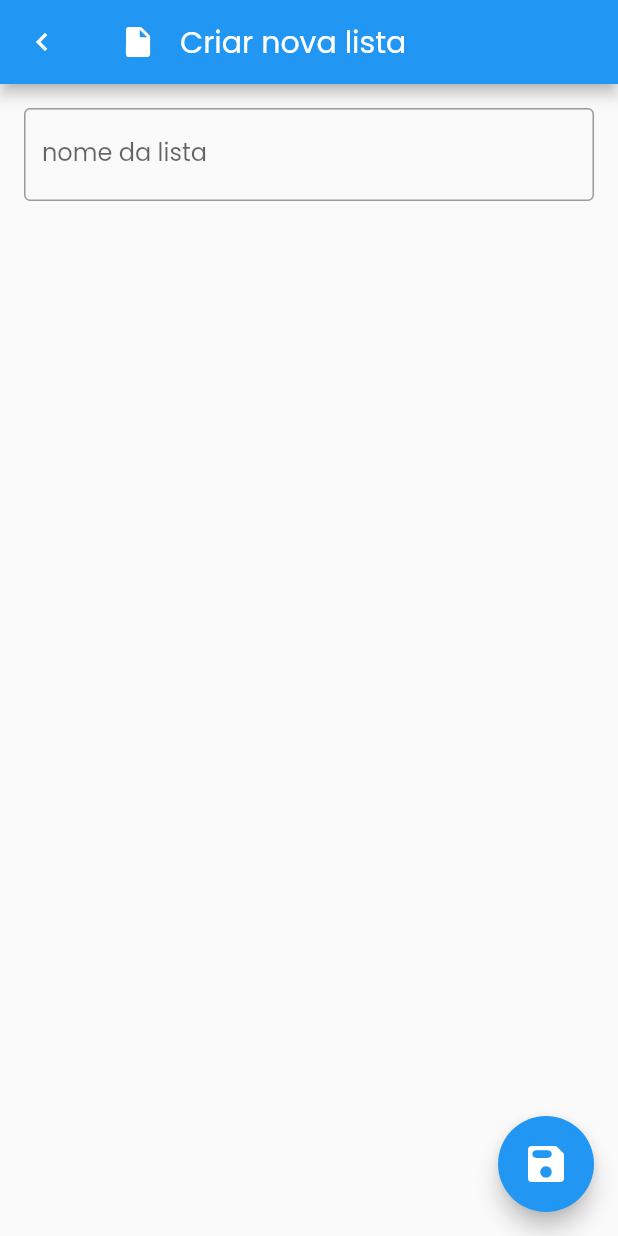
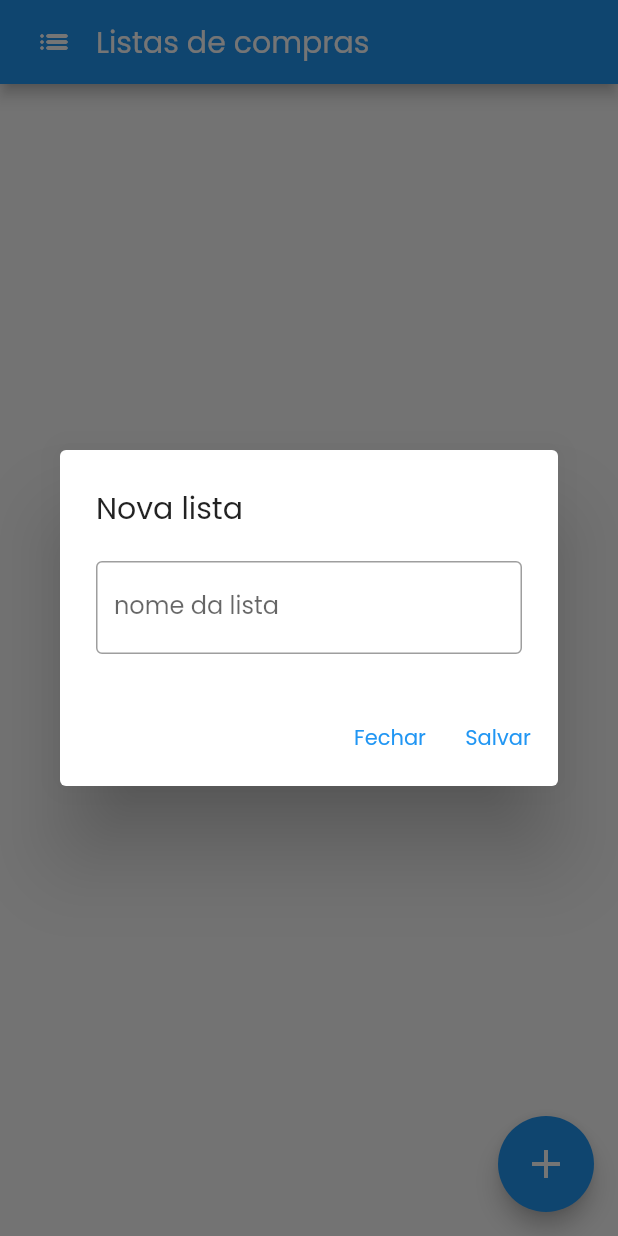
Before and after one commit to andregusmao/myshoplist, a Flutter app: the screen it shows after launch, after a tap on the "add" icon, on a phone screen of 412 x 824 dp. Run offline on Flutter 3.47's test engine with Material 2 defaults, Android fonts, the light colour scheme and no system bars; our stand-ins replace flutter_modular, mobx, sqflite; accounts and stored records are empty; generated files the repository leaves out were written again.

Commit message:
validating insert and edit shoplists

```diff
--- a/lib/app/modules/home/views/shoplist_view.dart
+++ b/lib/app/modules/home/views/shoplist_view.dart
@@ -13,6 +13,8 @@ class ShoplistView extends StatefulWidget {
 
 class _ShoplistViewState
     extends ModularState<ShoplistView, ShoplistController> {
+  final GlobalKey<FormState> _insertForm = GlobalKey<FormState>();
+
   @override
   Widget build(BuildContext context) {
     return Scaffold(
@@ -25,7 +27,7 @@ class _ShoplistViewState
             ),
             Padding(
               padding: const EdgeInsets.all(8.0),
-              child: Text('Lista de compras'),
+              child: Text('Listas de compras'),
             ),
           ],
         ),
@@ -39,12 +41,14 @@ class _ShoplistViewState
               ? ListView.builder(
                   itemCount: list.length,
                   shrinkWrap: true,
+                  padding: const EdgeInsets.only(bottom: 96),
                   itemBuilder: (context, index) => GestureDetector(
                     child: ShoplistTileComponent(
-                      name: list[index].name,
-                      items: controller.getItemsCount(list[index].id!),
-                      createDate: list[index].createDate!,
-                    ),
+                        name: list[index].name,
+                        items: controller.getItemsCount(
+                          list[index].id!,
+                        ),
+                        createDate: list[index].createDate!),
                     onTap: () => Modular.to
                         .pushNamed(
                       '/shoplists/edit',
@@ -63,9 +67,61 @@ class _ShoplistViewState
       ),
       floatingActionButton: FloatingButtonComponent(
         icon: Icons.add,
-        onTap: () => Modular.to.pushNamed('/shoplists/create').whenComplete(() {
-          setState(() {});
-        }),
+        onTap: () => showDialog(
+          context: context,
+          barrierDismissible: false,
+          builder: (BuildContext dialogContext) {
+            TextEditingController nameController = TextEditingController();
+            return AlertDialog(
+              title: Text('Nova lista'),
+              scrollable: true,
+              content: SizedBox(
+                width: double.maxFinite,
+                child: Form(
+                  key: _insertForm,
+                  child: Column(
+                    children: [
+                      TextFormField(
+                        controller: nameController,
+                        validator: (value) {
+                          print('Value: $value');
+                          if (value == null || value.isEmpty) {
+                            return 'Nome é obrigatório';
+                          }
+                          return null;
+                        },
+                        decoration: InputDecoration(
+                          border: OutlineInputBorder(),
+                          labelText: 'nome da lista',
+                        ),
+                      ),
+                    ],
+                  ),
+                ),
+              ),
+              actions: [
+                TextButton(
+                  child: Text('Fechar'),
+                  onPressed: () => Navigator.pop(dialogContext),
+                ),
+                TextButton(
+                  child: Text('Salvar'),
+                  onPressed: () {
+                    if (_insertForm.currentState!.validate()) {
+                      controller.save(
+                        ShoplistModel(
+                          name: nameController.text,
+                        ),
+                      );
+                      Navigator.pop(dialogContext);
+                      setState(() {});
+                    }
+                  },
+                ),
+              ],
+            );
+          },
+        ),
       ),
     );
   }
--- a/pubspec.yaml
+++ b/pubspec.yaml
@@ -1,5 +1,5 @@
 name: myshoplist
-description: A new Flutter project.
+description: Seu app de lista de compras com comparação de preços.
 publish_to: 'none' # Remove this line if you wish to publish to pub.dev
 version: 1.0.0+1
 environment:
```
Also changed, not shown: lib/app/modules/home/services/shoplist_service.dart (+2 -5 lines), lib/app/modules/home/views/shoplist_edit_view.dart (+36 -3 lines).
